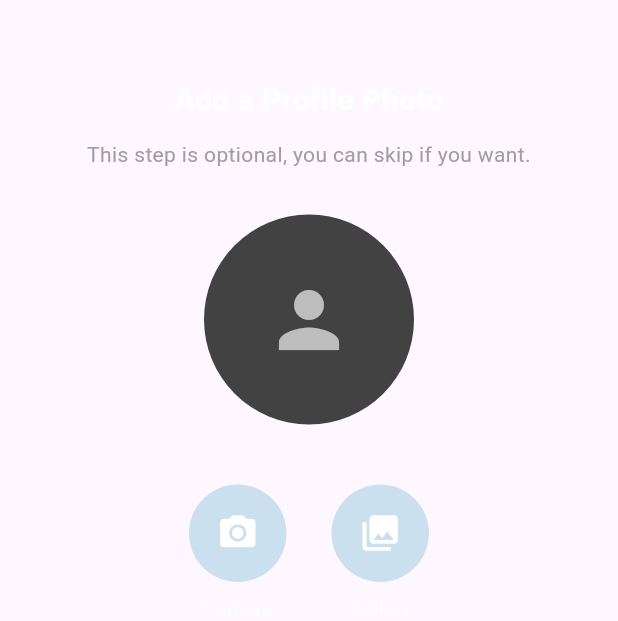
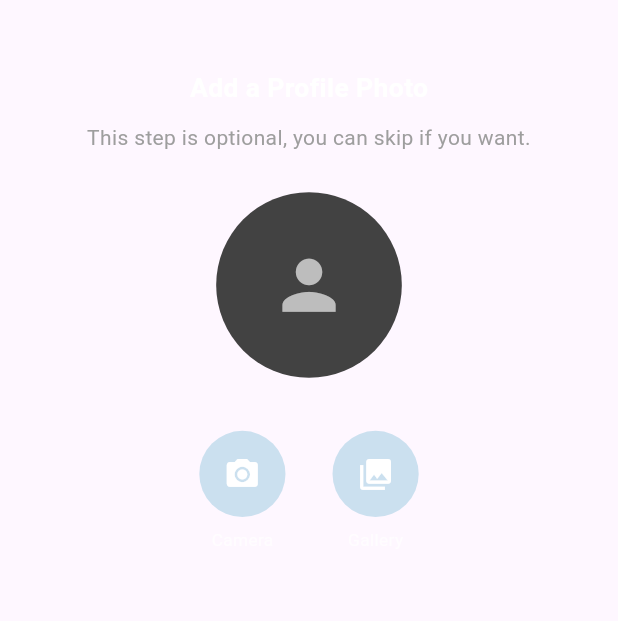
Before and after one commit to ahmednaderahmednader1717-art/HEALIX, a Flutter app: the StepProfilePhoto widget shown alone on an empty page, opened directly with empty values, on a phone screen of 412 x 824 dp. Shown: the top 621 px of the screen. Run offline on Flutter 3.47's test engine with Material 3 defaults, Android fonts, the phone set to English and light mode, and no system bars; our stand-ins replace carousel_slider, dio, file_picker, flutter_svg, font_awesome_flutter, gap and 7 more; accounts and stored records are empty.

Commit message:
added some responsiveness

```diff
--- a/lib/models/user_info_model.dart
+++ b/lib/models/user_info_model.dart
@@ -12,9 +12,9 @@ class UserInfo {
   DateTime? dateOfBirth;
   String? gender;
   String? bodyType;
-  double? userHeight; // تغيير int? إلى double?
-  double? userWeight; // تغيير int? إلى double?
-  double? userGoalWeight; // تغيير int? إلى double?
+  double? userHeight;
+  double? userWeight;
+  double? userGoalWeight;
 
   UserInfo({
     required this.username,
--- a/lib/views/auth/sign_up_steps/step_profile_photo.dart
+++ b/lib/views/auth/sign_up_steps/step_profile_photo.dart
@@ -1,4 +1,5 @@
 import 'dart:io';
+import 'dart:math';
 import 'dart:typed_data';
 import 'package:flutter/cupertino.dart';
 import 'package:flutter/material.dart';
@@ -107,8 +108,22 @@ class _StepProfilePhotoState extends State<StepProfilePhoto> {
 
   @override
   Widget build(BuildContext context) {
+
     Widget? avatarChild;
     ImageProvider? avatarBG;
+
+    final screenWidth = MediaQuery.of(context).size.width;
+    final screenHeight = MediaQuery.of(context).size.height;
+
+    // مقاسات التصميم الأصلية (iPhone 14 Pro Max)
+    const baseWidth = 430.0;
+    const baseHeight = 932.0;
+
+    // نسب التناسب
+    final w = screenWidth / baseWidth;
+    final h = screenHeight / baseHeight;
+    final scale = min(w, h); // 👈 المفتاح لتصميم متناسق على كل الشاشات
+
 
     if (UniversalPlatform.isWeb) {
       // web
@@ -117,7 +132,7 @@ class _StepProfilePhotoState extends State<StepProfilePhoto> {
         avatarChild = null;
       } else {
         avatarBG = null;
-        avatarChild = Icon(Icons.person, color: Colors.grey[400], size: 60);
+        avatarChild = Icon(Icons.person, color: Colors.grey[400], size: 60*scale);
       }
     } else {
       // mobile
@@ -126,40 +141,40 @@ class _StepProfilePhotoState extends State<StepProfilePhoto> {
         avatarChild = null;
       } else {
         avatarBG = null;
-        avatarChild = Icon(Icons.person, color: Colors.grey[400], size: 60);
+        avatarChild = Icon(Icons.person, color: Colors.grey[400], size: 60*scale);
       }
     }
 
     return Padding(
-      padding: const EdgeInsets.symmetric(horizontal: 24, vertical: 12),
+      padding:  EdgeInsets.symmetric(horizontal: 24*w, vertical: 12*h),
       child: Column(
         crossAxisAlignment: CrossAxisAlignment.center,
         children: [
-          Gap(40),
+          Gap(40*h),
           Text(
             "Add a Profile Photo",
             style: GoogleFonts.inriaSans(
-              fontSize: 20,
+              fontSize: 20*scale,
               fontWeight: FontWeight.bold,
               color: Colors.white,
             ),
           ),
-          const Gap(12),
+            Gap(12*h),
           Text(
             "This step is optional, you can skip if you want.",
             style: GoogleFonts.inriaSans(fontSize: 14, color: Colors.grey),
             textAlign: TextAlign.center,
           ),
-          const Gap(30),
+            Gap(30*h),
           Center(
             child: CircleAvatar(
-              radius: 70,
+              radius: 70*scale,
               backgroundColor: Colors.grey[800],
               backgroundImage: avatarBG,
               child: avatarChild,
             ),
           ),
-          const Gap(40),
+          Gap(40*h),
           Row(
             mainAxisAlignment: MainAxisAlignment.center,
             children: [
@@ -170,7 +185,7 @@ class _StepProfilePhotoState extends State<StepProfilePhoto> {
                   _pickImageMobile(ImageSource.camera);
                 }
               }),
-              Gap(30),
+              Gap(30*h),
               _imageButton(Icons.photo_library, "Gallery", () {
                 if (UniversalPlatform.isWeb) {
                   _pickImageWeb();
@@ -197,24 +212,36 @@ class _StepProfilePhotoState extends State<StepProfilePhoto> {
   }
 
   Widget _imageButton(IconData icon, String label, VoidCallback onPressed) {
+    final screenWidth = MediaQuery.of(context).size.width;
+    final screenHeight = MediaQuery.of(context).size.height;
+
+    // مقاسات التصميم الأصلية (iPhone 14 Pro Max)
+    const baseWidth = 430.0;
+    const baseHeight = 932.0;
+
+    // نسب التناسب
+    final w = screenWidth / baseWidth;
+    final h = screenHeight / baseHeight;
+    final scale = min(w, h); // 👈 المفتاح لتصميم متناسق على كل الشاشات
+
     return Column(
       children: [
         GestureDetector(
           onTap: onPressed,
           child: Container(
-            height: 65,
-            width: 65,
+            height: 65*h,
+            width: 65*w,
             decoration: BoxDecoration(
               color: AppColors.primarayColor.withOpacity(0.2),
               shape: BoxShape.circle,
             ),
-            child: Icon(icon, color: Colors.white, size: 28),
+            child: Icon(icon, color: Colors.white, size: 28*scale),
           ),
         ),
-        const Gap(8),
+        Gap(8*h),
         Text(
           label,
-          style: const TextStyle(color: Colors.white70, fontSize: 13),
+          style: TextStyle(color: Colors.white70, fontSize: 13*scale),
         ),
       ],
     );
--- a/lib/views/home/widgets/charts_widget.dart
+++ b/lib/views/home/widgets/charts_widget.dart
@@ -73,7 +73,7 @@ class _AppleRingCardState extends State<AppleRingCard>
         // اجعل السمك دائمًا ثابت (20) أو نسبة من العرض
         final ringDiameter = cardWidth * (0.80 * internalScale);
         final ringStroke =
-            20.0; // ثابت مهما تغير الحجم (يمكنك تغييره لنسبة: max(8.0, ringDiameter * 0.10);)
+            18.0; // ثابت مهما تغير الحجم (يمكنك تغييره لنسبة: max(8.0, ringDiameter * 0.10);)
 
         return Container(
           decoration: BoxDecoration(
```
